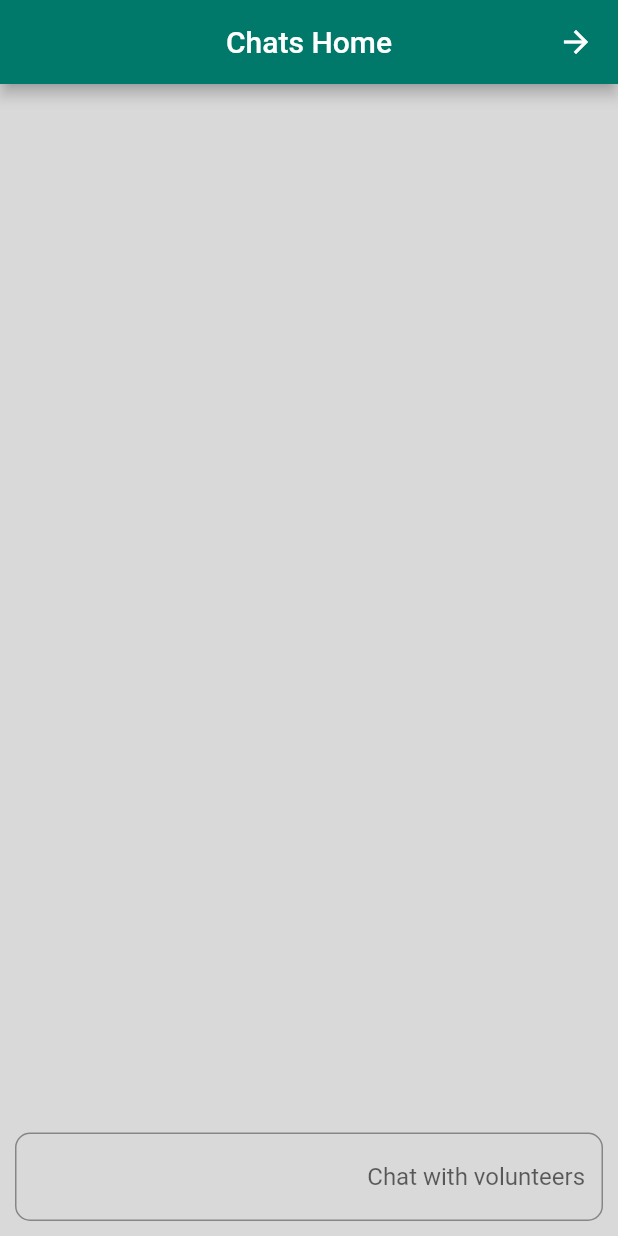
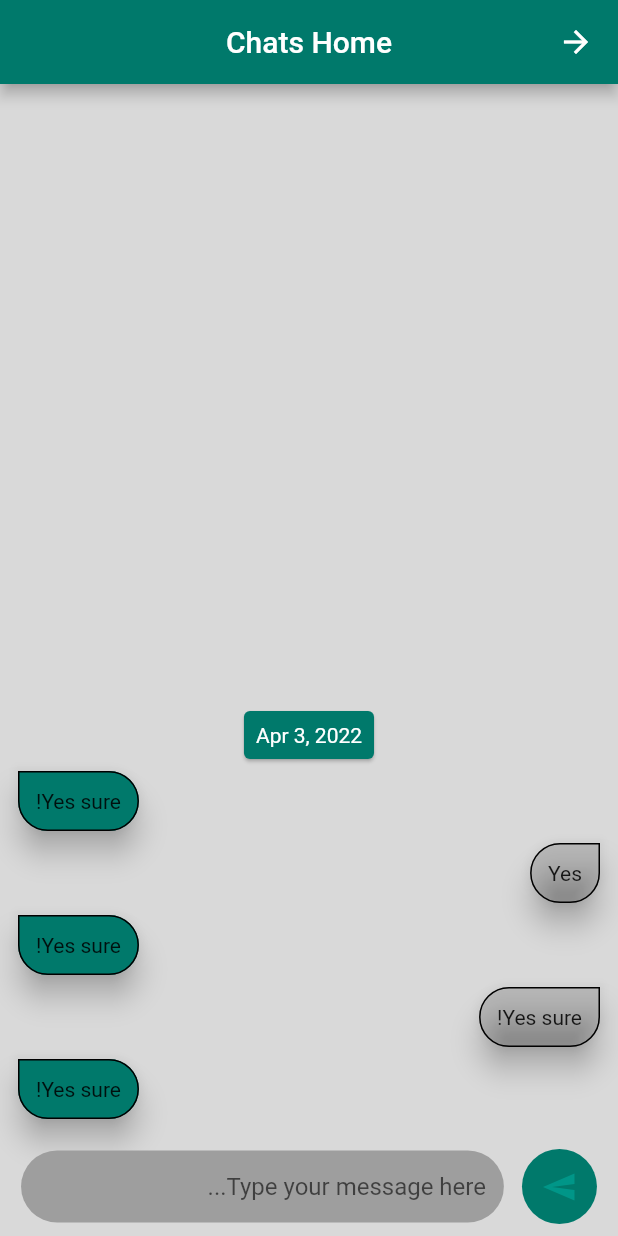
Before and after one commit to A-T-F-10/Heping_needy, a Flutter app: the UserChats screen opened directly, on a phone screen of 412 x 824 dp. Run offline on Flutter 3.47's test engine with Material 2 defaults, Android fonts, the phone set to English and light mode, and no system bars; drawn by our look-alikes of grouped_list; our stand-ins replace avatar_glow, cloud_firestore, email_validator, firebase_auth, firebase_core, get and 4 more; accounts and stored records are empty.

Commit message:
git commit -m

```diff
--- a/lib/chats/user_chats.dart
+++ b/lib/chats/user_chats.dart
@@ -1,33 +1,153 @@
 import 'package:flutter/material.dart';
+import 'package:grouped_list/grouped_list.dart';
+import 'package:holping_needy_project/core/utils/colors.dart';
 import 'package:holping_needy_project/core/widgets/text_form_field.dart';
+import 'package:intl/intl.dart';
 
-class UserChats extends StatelessWidget {
-  UserChats({Key? key}) : super(key: key);
+class UserChats extends StatefulWidget {
+  const UserChats({Key? key}) : super(key: key);
+
+  @override
+  State<UserChats> createState() => _UserChatsState();
+}
+
+class _UserChatsState extends State<UserChats> {
+  List<Message> messages = [
+    Message(
+      text: 'Yes sure!',
+      date: DateTime.now().subtract(const Duration(minutes: 1)),
+      isSentByMe: false,
+    ),
+    Message(
+      text: 'Yes',
+      date: DateTime.now().subtract(const Duration(minutes: 1)),
+      isSentByMe: true,
+    ),
+    Message(
+      text: 'Yes sure!',
+      date: DateTime.now().subtract(const Duration(minutes: 1)),
+      isSentByMe: false,
+    ),
+    Message(
+      text: 'Yes sure!',
+      date: DateTime.now().subtract(const Duration(minutes: 1)),
+      isSentByMe: true,
+    ),
+    Message(
+      text: 'Yes sure!',
+      date: DateTime.now().subtract(const Duration(minutes: 1)),
+      isSentByMe: false,
+    ),
+  ];
 
   TextEditingController controller = TextEditingController();
+  OutlineInputBorder left = const OutlineInputBorder(
+      borderRadius: BorderRadius.only(
+    topRight: Radius.circular(50),
+    bottomLeft: Radius.circular(50),
+    bottomRight: Radius.circular(50),
+  ));
+  OutlineInputBorder right = const OutlineInputBorder(
+      borderRadius: BorderRadius.only(
+    topLeft: Radius.circular(50),
+    bottomLeft: Radius.circular(50),
+    bottomRight: Radius.circular(50),
+  ));
 
   @override
   Widget build(BuildContext context) {
     return Scaffold(
       appBar: AppBar(
         centerTitle: true,
-        title: Text('Chats Home'),
+        title: const Text('Chats Home'),
       ),
       body: Column(
         mainAxisAlignment: MainAxisAlignment.spaceBetween,
         children: [
-          SingleChildScrollView(),
-          Padding(
-            padding: const EdgeInsets.all(10),
-            child: TextFormField(
-              controller: controller,
-              textInputAction: TextInputAction.unspecified,
-              decoration: InputDecoration(
-                hintText: 'Chat with volunteers',
-                border: OutlineInputBorder(
-                  borderRadius: BorderRadius.circular(10),
+          Expanded(
+            child: GroupedListView<Message, DateTime>(
+              padding: const EdgeInsets.all(8),
+              reverse: true,
+              order: GroupedListOrder.DESC,
+              useStickyGroupSeparators: true,
+              floatingHeader: true,
+              elements: messages,
+              groupBy: (message) => DateTime(
+                message.date.year,
+                message.date.month,
+                message.date.day,
+              ),
+              groupHeaderBuilder: (Message message) => SizedBox(
+                height: 40,
+                child: Center(
+                  child: Card(
+                    color: ColorsTheme.darkPrimaryColor,
+                    child: Padding(
+                      padding: const EdgeInsets.all(8),
+                      child: Text(
+                        DateFormat.yMMMd().format(message.date),
+                        style: const TextStyle(color: Colors.white),
+                      ),
+                    ),
+                  ),
                 ),
               ),
+              itemBuilder: (context, Message message) => Align(
+                alignment: message.isSentByMe
+                    ? Alignment.centerRight
+                    : Alignment.centerLeft,
+                child: Card(
+                  color: message.isSentByMe
+                      ? Colors.black12
+                      : ColorsTheme.darkPrimaryColor,
+                  shape: message.isSentByMe ? right : left,
+                  elevation: 8,
+                  child: Padding(
+                    padding: const EdgeInsets.all(12),
+                    child: Text(message.text),
+                  ),
+                ),
+              ),
+            ),
+          ),
+          row()
+        ],
+      ),
+    );
+  }
+
+  row() {
+    return Padding(
+      padding: const EdgeInsets.all(8.0),
+      child: Row(
+        mainAxisAlignment: MainAxisAlignment.spaceAround,
+        children: [
+          CircleAvatar(
+            backgroundColor: ColorsTheme.darkPrimaryColor,
+            radius: 25,
+            child: IconButton(
+              icon: const Icon(Icons.send),
+              onPressed: () {},
+            ),
+          ),
+          Container(
+            decoration: BoxDecoration(
+                color: Colors.grey, borderRadius: BorderRadius.circular(50)),
+            width: MediaQuery.of(context).size.width / 1.28,
+            child: TextField(
+              decoration: const InputDecoration(
+                  contentPadding: EdgeInsets.all(12),
+                  hintText: 'Type your message here...',
+                  enabledBorder: InputBorder.none,
+                  border: InputBorder.none),
+              onSubmitted: (String text) {
+                final message = Message(
+                  text: text,
+                  date: DateTime.now(),
+                  isSentByMe: true,
+                );
+                setState(() => messages.add(message));
+              },
             ),
           ),
         ],
@@ -35,3 +155,14 @@ class UserChats extends StatelessWidget {
     );
   }
 }
+
+class Message {
+  String text;
+  DateTime date;
+  bool isSentByMe;
+  Message({
+    required this.text,
+    required this.date,
+    required this.isSentByMe,
+  });
+}
--- a/lib/main.dart
+++ b/lib/main.dart
@@ -1,6 +1,7 @@
 import 'package:firebase_core/firebase_core.dart';
 import 'package:flutter/material.dart';
 import 'package:get/get.dart';
+import 'package:holping_needy_project/chats/user_chats.dart';
 import 'package:holping_needy_project/core/features/Splash/presentation/splash_view.dart';
 import 'package:holping_needy_project/core/utils/colors.dart';
 import 'package:holping_needy_project/core/widgets/sigin_mathod.dart';
@@ -47,7 +48,7 @@ class MyAppState extends State<MyApp> {
       debugShowCheckedModeBanner: false,
       scaffoldMessengerKey: Utils.messengerKey,
       theme: themeData,
-      home: const SplashView(),
+      home: const UserChats(),
     );
   }
 }
--- a/pubspec.yaml
+++ b/pubspec.yaml
@@ -29,6 +29,8 @@ dependencies:
   url_launcher:
   speech_to_text:
   avatar_glow:
+  grouped_list:
+  intl:
 
 
 dev_dependencies:
```
Also changed, not shown: pubspec.lock, 1 other file.
